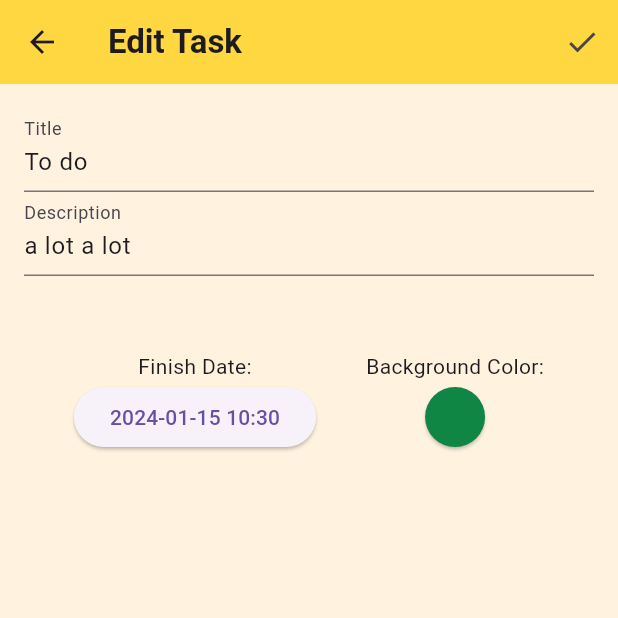
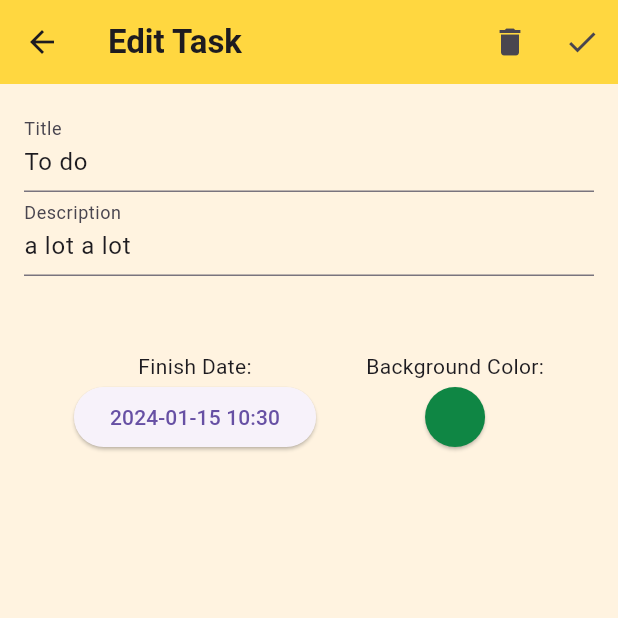
Before and after one commit to bountx/PWI_Project, a Flutter app: the TaskEditWidget screen opened directly with sample values from the repository, on a phone screen of 412 x 824 dp, the top half of it. Run offline on Flutter 3.47's test engine with Material 3 defaults, Android fonts, the phone set to English and light mode, and no system bars; our stand-ins replace flutter_colorpicker, syncfusion_flutter_calendar.

Commit message:
New option in edit screen
Added "delete task" function to edit screen.

```diff
--- a/pwi_project/lib/view/task_edit_screen_view.dart
+++ b/pwi_project/lib/view/task_edit_screen_view.dart
@@ -25,12 +25,23 @@ class TaskEditWidget extends StatelessWidget {
               style: TextStyle(fontWeight: FontWeight.bold),
             ),
             actions: [
+          Row(
+          children:[
+          IconButton(
+          icon: Icon(Icons.delete),
+          onPressed: () {
+            Provider.of<TaskList>(context, listen: false).removeTask(task.id);
+            Navigator.pop(context);
+          },
+
+        ),
               IconButton(
                 icon: Icon(Icons.check),
                 onPressed: () => model.editTask(context),
                 ),
             ],
           ),
+            ],),
           body: Padding(
             padding: const EdgeInsets.all(16.0),
             child: Column(
--- a/pwi_project/lib/view/task_view_screen.dart
+++ b/pwi_project/lib/view/task_view_screen.dart
@@ -30,7 +30,6 @@ class TaskViewWidget extends StatelessWidget {
                 children:[
                   IconButton(
                     icon: Icon(Icons.delete),
-                    // onPressed: () => print('delete'),
                     onPressed: () {
                       Provider.of<TaskList>(context, listen: false).removeTask(task.id);
                       Navigator.pop(context);
```
